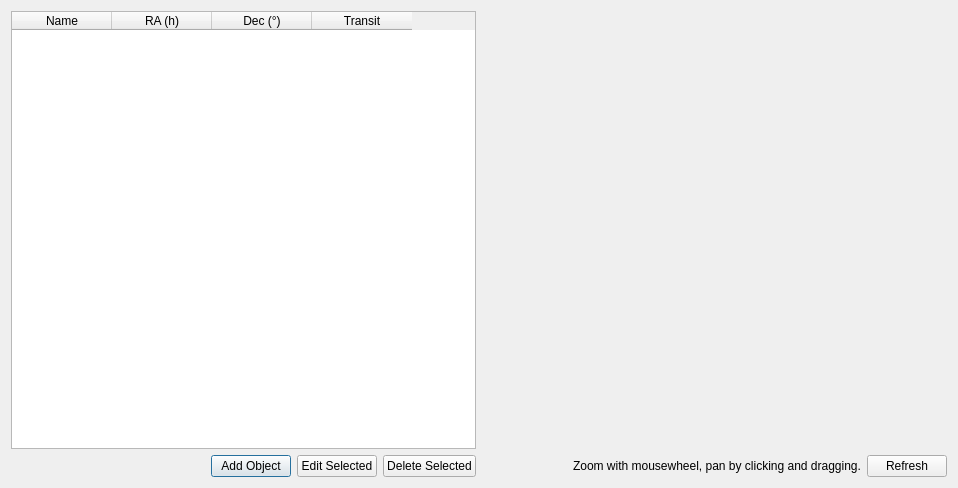
Before: the Qt Designer form uifiles/objects_tab.ui in prookyon/MonoObsLog2, drawn with Qt 5.
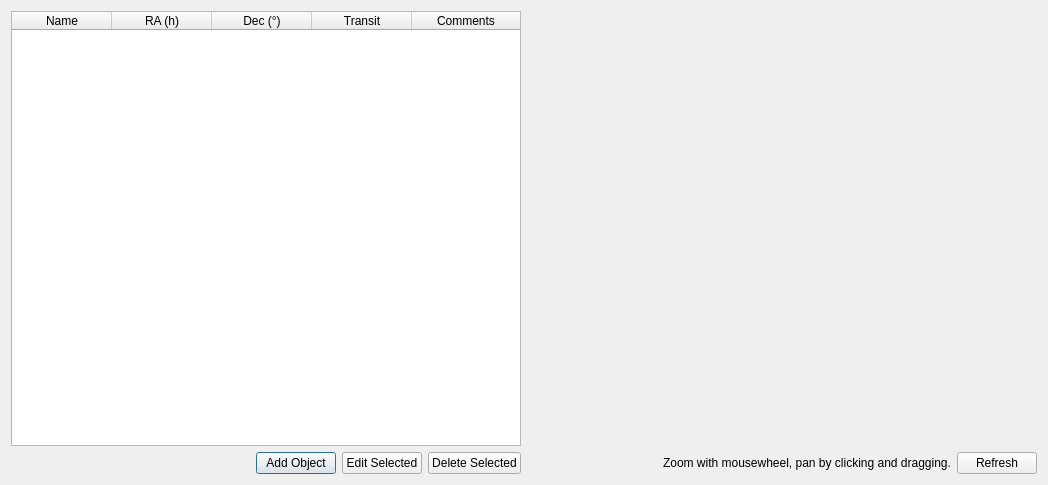
After: the same form once the commit is applied. Custom widgets are drawn as their Qt base class.

Commit message: Object comments field UI support.

What changed in the file:
```diff
--- a/uifiles/objects_tab.ui
+++ b/uifiles/objects_tab.ui
@@ -6,8 +6,8 @@
    <rect>
     <x>0</x>
     <y>0</y>
-    <width>958</width>
-    <height>488</height>
+    <width>1048</width>
+    <height>485</height>
    </rect>
   </property>
   <layout class="QHBoxLayout" name="horizontalLayout_3" stretch="1,1">
@@ -30,6 +30,9 @@
        <property name="sortingEnabled">
         <bool>true</bool>
        </property>
+       <attribute name="horizontalHeaderStretchLastSection">
+        <bool>true</bool>
+       </attribute>
        <attribute name="verticalHeaderVisible">
         <bool>false</bool>
        </attribute>
@@ -53,6 +56,11 @@
          <string>Transit</string>
         </property>
        </column>
+       <column>
+        <property name="text">
+         <string>Comments</string>
+        </property>
+       </column>
       </widget>
      </item>
      <item>
```
The commit also changes 4 other files.
